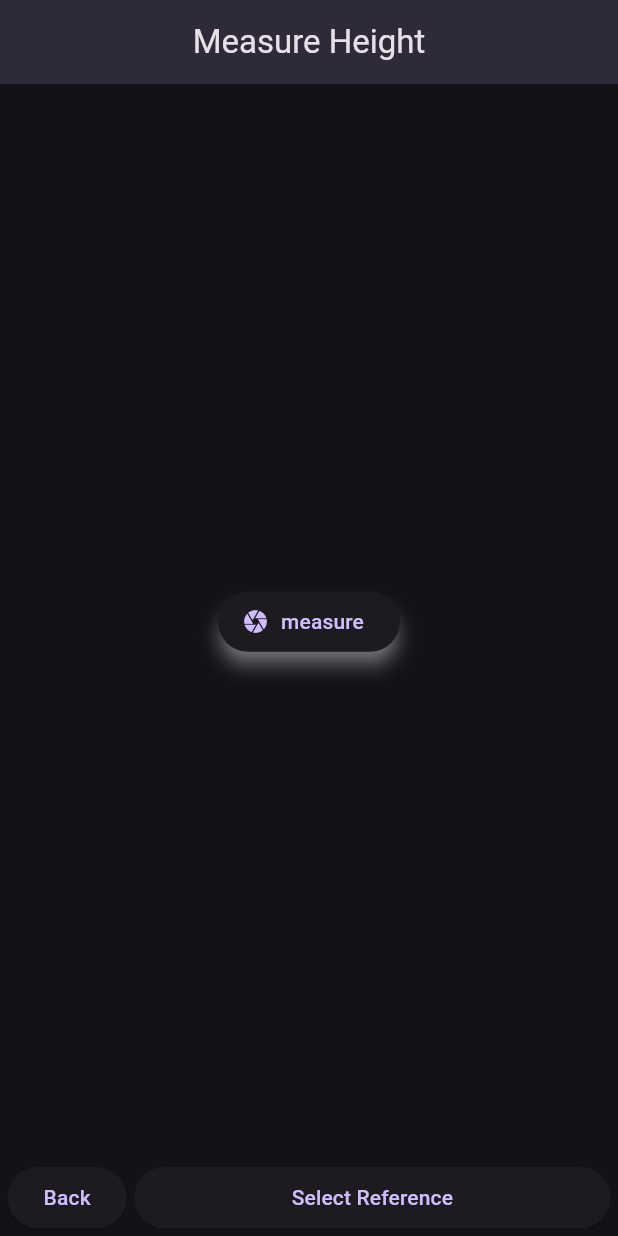
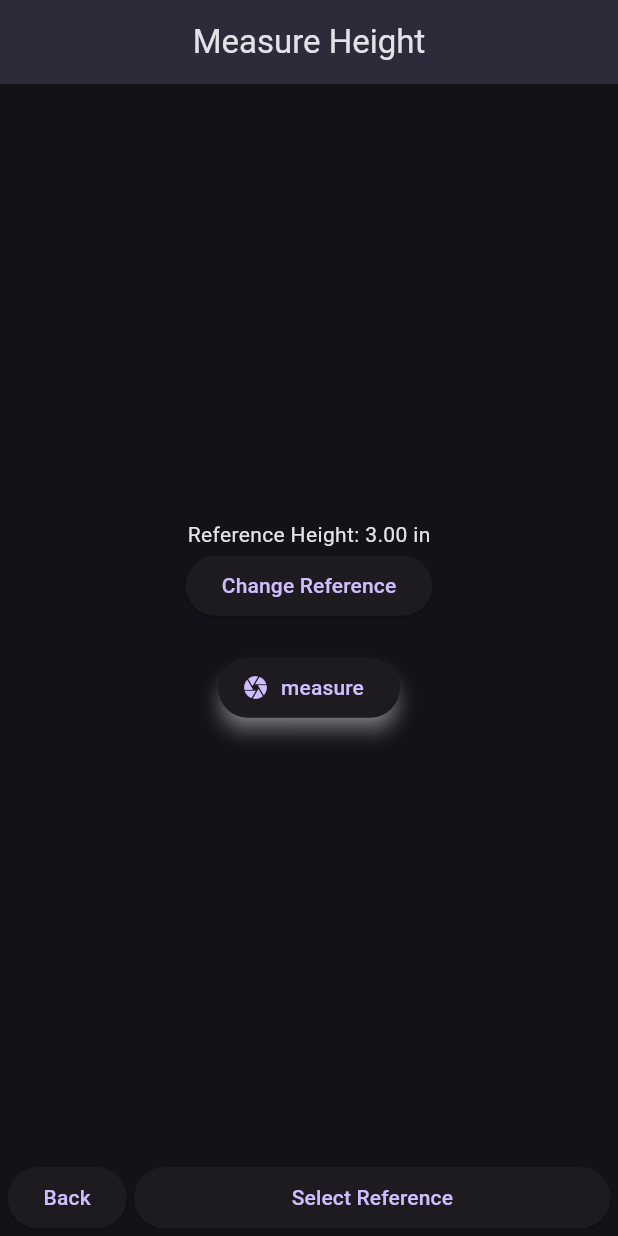
Before and after one commit to sonykurian96/virtual_ruler, a Flutter app: the screen it shows after launch, after a tap on "Back", on a phone screen of 412 x 824 dp. Run offline on Flutter 3.47's test engine with Material 3 defaults, Android fonts, the phone set to English and light mode, and no system bars; our stand-ins replace image_picker.

Commit message:
Update main.dart

```diff
--- a/lib/main.dart
+++ b/lib/main.dart
@@ -2,8 +2,6 @@ import 'dart:io';
 
 import 'package:flutter/material.dart';
 import 'package:image_picker/image_picker.dart';
-
-const markerHeight = 3.00;
 
 void main() => runApp(MyApp());
 
@@ -11,7 +9,6 @@ class MyApp extends StatelessWidget {
   @override
   Widget build(BuildContext context) {
     return MaterialApp(
-      title: 'Flutter Demo',
       theme: ThemeData(primarySwatch: Colors.blue, brightness: Brightness.dark),
       home: MainImageScreen(),
     );
@@ -29,27 +26,61 @@ class _MainImageScreenState extends State<MainImageScreen> {
   PageController? _pageViewController = PageController();
 
   File? selectedImage;
+  TextEditingController _controller = TextEditingController();
+  double markerHeight = 3.0000000000001;
+  int count = 0;
+  double showCase = 3.00;
 
   Future _getImage() async {
     final returnedImage =
         await ImagePicker().getImage(source: ImageSource.camera);
 
     if (returnedImage == null) {
-      print("not taking photo");
       return;
     }
     setState(() {
       selectedImage = File(returnedImage.path);
-      print("it took photo");
     });
   }
 
+  Future openDialog() => showDialog(
+        context: context,
+        builder: (context) => AlertDialog(
+          title: const Text(
+            "Enter Reference height (inches)",
+            style: TextStyle(fontSize: 15),
+          ),
+          content: TextField(
+            keyboardType: TextInputType.number,
+            autofocus: true,
+            decoration: const InputDecoration(hintText: "Example : 3.00"),
+            controller: _controller,
+          ),
+          actions: [
+            TextButton(
+                onPressed: () {
+                  Navigator.of(context).pop();
+                  setState(() {
+                    if (_controller.text.isNotEmpty) {
+                      markerHeight = double.parse(_controller.text);
+                      markerHeight += 0.0000000000001;
+                      showCase = markerHeight;
+                    } else {
+                      markerHeight = 3.0000000000001;
+                      showCase = markerHeight;
+                    }
+                  });
+                },
+                child: const Text("Submit"))
+          ],
+        ),
+      );
+
   @override
   Widget build(BuildContext context) {
-    print("another........");
     return Scaffold(
       appBar: AppBar(
-        title: Text("Measure Height"),
+        title: const Text("Measure Height"),
         centerTitle: true,
         elevation: 25,
       ),
@@ -62,23 +93,32 @@ class _MainImageScreenState extends State<MainImageScreen> {
                   Positioned.fill(
                     child: selectedImage != null
                         ? CustomPaint(
+                            foregroundPainter: MyRectPainter(rect: _rect),
                             child: Image.file(
                               selectedImage!,
                             ),
-                            foregroundPainter: MyRectPainter(rect: _rect),
                           )
-                        : Center(
-                            child: ElevatedButton.icon(
+                        : Column(
+                            mainAxisAlignment: MainAxisAlignment.center,
+                            children: [
+                              Text("Reference Height: ${showCase.toStringAsFixed(2)} in"),
+                              ElevatedButton(
+                                  onPressed: () async {
+                                    await openDialog();
+                                  },
+                                  child: const Text("Change Reference")),
+                              const SizedBox(height: 20),
+                              ElevatedButton.icon(
                                 style: ElevatedButton.styleFrom(
                                     elevation: 5, shadowColor: Colors.white),
-                              icon: Icon(Icons.camera),
+                                icon: const Icon(Icons.camera),
                                 onPressed: () {
-                                print("tapped");
                                   _getImage();
-                                Future.delayed(Duration(seconds: 10));
+                                  //Future.delayed(Duration(seconds: 10));
                                 },
-                              label: Text("measure"),
+                                label: const Text("measure"),
                               ),
+                            ],
                           ),
                   ),
                   Positioned.fill(
@@ -108,29 +148,31 @@ class _MainImageScreenState extends State<MainImageScreen> {
                 SizedBox(
                   height: double.infinity,
                   child: ElevatedButton(
-                    child: Text(
+                    child: const Text(
                       "Back",
-
                     ),
                     onPressed: () {
                       _pageViewController!.previousPage(
-                          duration: Duration(milliseconds: 151),
+                          duration: const Duration(milliseconds: 151),
                           curve: Curves.ease);
+                      count += 1;
+                      if (count > 1) {
                         setState(() {
                           selectedImage = null;
+                          count = 0;
                         });
+                      }
                     },
                   ),
                 ),
-                SizedBox(width: 5),
+                const SizedBox(width: 5),
                 Expanded(
                   child: PageView(
                     controller: _pageViewController,
                     children: <Widget>[
                       ElevatedButton(
-                        child: Text(
+                        child: const Text(
                           "Select Reference",
-
                         ),
                         onPressed: () {
                           _referenceRect = _rect;
@@ -145,7 +187,6 @@ class _MainImageScreenState extends State<MainImageScreen> {
                       ElevatedButton(
                         child: Text(
                           "Select Object",
-
                         ),
                         onPressed: () {
                           _objectRect = _rect;
@@ -160,11 +201,11 @@ class _MainImageScreenState extends State<MainImageScreen> {
                       ElevatedButton(
                         child: Text(
                           "Show Result",
-
                         ),
                         onPressed: () async {
                           print("object height: ${_objectRect!.height}");
                           print("reference height: ${_referenceRect!.height}");
+                          print("marker height: $markerHeight");
 
                           var objectLength = _objectRect!.height /
                               (_referenceRect!.height / markerHeight);
@@ -186,14 +227,11 @@ class _MainImageScreenState extends State<MainImageScreen> {
                                     ListTile(
                                       leading: Text("Object Height:"),
                                       title: Text("$objectLength"),
-                                      trailing: Text("In"),
+                                      trailing: Text("In (approx)"),
                                     ),
-
                                     ElevatedButton(
                                       child: Text(
                                         "Done",
-
-
                                       ),
                                       onPressed: () {
                                         Navigator.pop(context, true);
```
Lines whose indentation alone changed are shown as unchanged.
